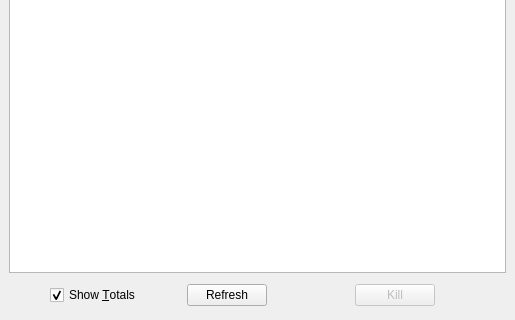
First picture: the form in gui/SensorDisplayLib/ProcessWidgetUI.ui, repository KDE/ksysguard, before the edit; both pictures show x 0 to 515 and y 152 to 472 of the 515 by 472 pixel window.
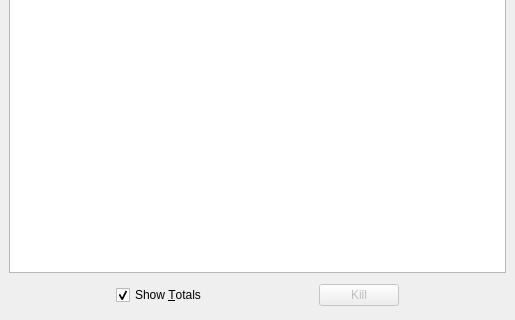
Second picture: the form after the edit.

Commit message:
Remove the refresh button from the process widget. No other widget has it.  Maybe it can be readded but as hidden, shown if the timer isn't on.
Preliminary work on getting "kill" to use sudo on localhost

What changed in the file:
```diff
--- a/gui/SensorDisplayLib/ProcessWidgetUI.ui
+++ b/gui/SensorDisplayLib/ProcessWidgetUI.ui
@@ -151,34 +151,6 @@
        </property>
       </spacer>
      </item>
-     <item>
-      <widget class="QPushButton" name="btnRefresh" >
-       <property name="sizePolicy" >
-        <sizepolicy>
-         <hsizetype>0</hsizetype>
-         <vsizetype>0</vsizetype>
-         <horstretch>0</horstretch>
-         <verstretch>0</verstretch>
-        </sizepolicy>
-       </property>
-       <property name="text" >
-        <string>Refresh</string>
-       </property>
-      </widget>
-     </item>
-     <item>
-      <spacer>
-       <property name="orientation" >
-        <enum>Qt::Horizontal</enum>
-       </property>
-       <property name="sizeHint" >
-        <size>
-         <width>91</width>
-         <height>32</height>
-        </size>
-       </property>
-      </spacer>
-     </item>
      <item>
       <widget class="QPushButton" name="btnKillProcess" >
        <property name="enabled" >
```
The commit also changes 2 other files.
